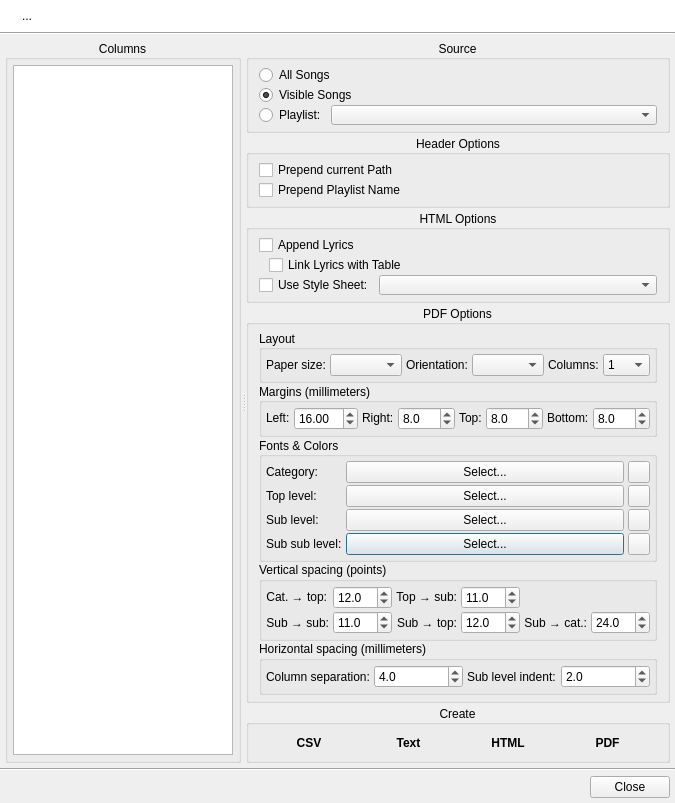
Above: src/report/QUReportDialog.ui from UltraStar-Deluxe/UltraStar-Manager before the change. Below: the same form after it.
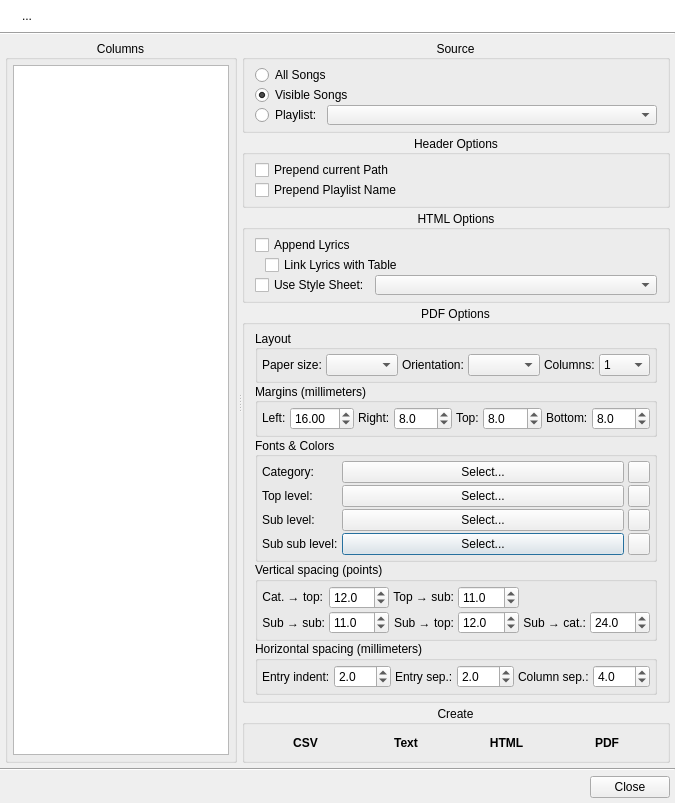
That is the form after the change. Icons and pictures are not drawn.

Commit message: Code revision of pdf report creation.

```diff
--- a/src/report/QUReportDialog.ui
+++ b/src/report/QUReportDialog.ui
@@ -7,7 +7,7 @@
     <x>0</x>
     <y>0</y>
     <width>675</width>
-    <height>718</height>
+    <height>721</height>
    </rect>
   </property>
   <property name="windowTitle">
@@ -1157,21 +1157,17 @@
                <property name="verticalSpacing">
                 <number>2</number>
                </property>
-               <item row="0" column="2">
-                <widget class="QLabel" name="label_17">
-                 <property name="text">
-                  <string>Sub level indent:</string>
-                 </property>
-                </widget>
-               </item>
-               <item row="0" column="0">
-                <widget class="QLabel" name="label_18">
-                 <property name="text">
-                  <string>Column separation:</string>
-                 </property>
-                </widget>
-               </item>
                <item row="0" column="1">
+                <widget class="QDoubleSpinBox" name="subLevelEntryHIndentDoubleSpinBox">
+                 <property name="decimals">
+                  <number>1</number>
+                 </property>
+                 <property name="value">
+                  <double>2.000000000000000</double>
+                 </property>
+                </widget>
+               </item>
+               <item row="0" column="5">
                 <widget class="QDoubleSpinBox" name="colHSepDoubleSpinBox">
                  <property name="decimals">
                   <number>1</number>
@@ -1184,8 +1180,29 @@
                  </property>
                 </widget>
                </item>
+               <item row="0" column="4">
+                <widget class="QLabel" name="label_18">
+                 <property name="text">
+                  <string>Column sep.:</string>
+                 </property>
+                </widget>
+               </item>
+               <item row="0" column="2">
+                <widget class="QLabel" name="label_19">
+                 <property name="text">
+                  <string>Entry sep.:</string>
+                 </property>
+                </widget>
+               </item>
+               <item row="0" column="0">
+                <widget class="QLabel" name="label_17">
+                 <property name="text">
+                  <string>Entry indent:</string>
+                 </property>
+                </widget>
+               </item>
                <item row="0" column="3">
-                <widget class="QDoubleSpinBox" name="subLevelEntryHIndentDoubleSpinBox">
+                <widget class="QDoubleSpinBox" name="subLevelEntryHSepDoubleSpinBox">
                  <property name="decimals">
                   <number>1</number>
                  </property>
```
The commit also changes 4 other files.
